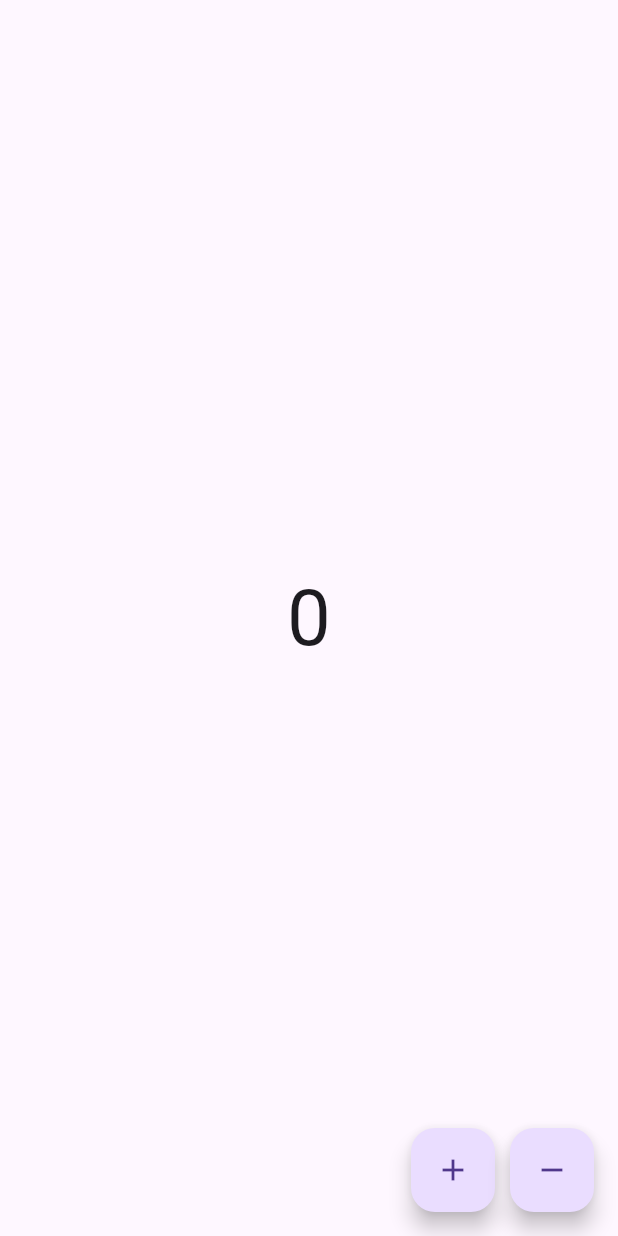
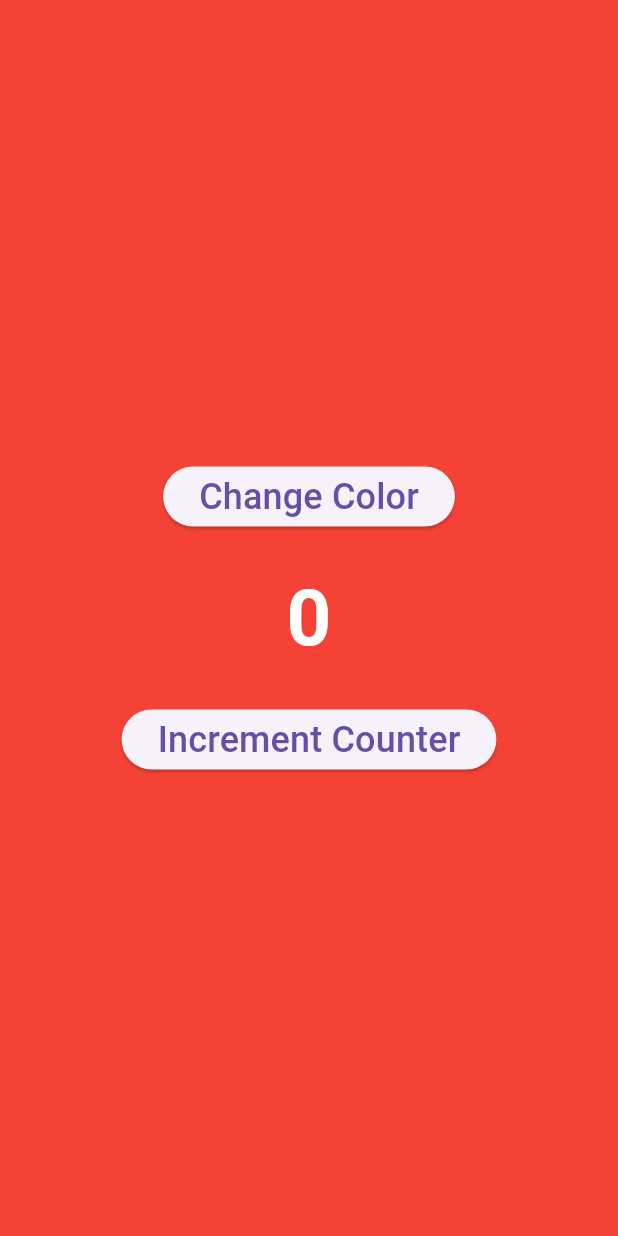
Before and after one commit to yhan0704/flutter_my_counter, a Flutter app: the screen it shows after launch, on a phone screen of 412 x 824 dp. Run offline on Flutter 3.47's test engine with Material 3 defaults, Android fonts, the phone set to English and light mode, and no system bars; our stand-ins replace bloc, equatable, flutter_bloc.

Commit message:
cubit to cubit StreamSubscription

```diff
--- /dev/null
+++ b/lib/cubits/color/color_cubit.dart
@@ -0,0 +1,21 @@
+import 'package:bloc/bloc.dart';
+import 'package:equatable/equatable.dart';
+import 'package:flutter/material.dart';
+
+part 'color_state.dart';
+
+class ColorCubit extends Cubit<ColorState> {
+  ColorCubit() : super(ColorState.initial());
+
+  void changeColor() {
+    if (state.color == Colors.red) {
+      emit(state.copyWith(color: Colors.green));
+    } else if (state.color == Colors.green) {
+      emit(state.copyWith(color: Colors.blue));
+    } else if (state.color == Colors.blue) {
+      emit(state.copyWith(color: Colors.black));
+    } else if (state.color == Colors.black) {
+      emit(state.copyWith(color: Colors.red));
+    }
+  }
+}
--- /dev/null
+++ b/lib/cubits/color/color_state.dart
@@ -0,0 +1,34 @@
+// ignore_for_file: public_member_api_docs, sort_constructors_first
+part of 'color_cubit.dart';
+
+class ColorState {
+  final Color color;
+  ColorState({
+    required this.color,
+  });
+
+  factory ColorState.initial() {
+    return ColorState(color: Colors.red);
+  }
+
+  @override
+  bool operator ==(covariant ColorState other) {
+    if (identical(this, other)) return true;
+
+    return other.color == color;
+  }
+
+  @override
+  int get hashCode => color.hashCode;
+
+  @override
+  String toString() => 'ColorState(color: $color)';
+
+  ColorState copyWith({
+    Color? color,
+  }) {
+    return ColorState(
+      color: color ?? this.color,
+    );
+  }
+}
--- a/lib/cubits/counter/counter_cubit.dart
+++ b/lib/cubits/counter/counter_cubit.dart
@@ -1,16 +1,38 @@
+import 'dart:async';
+
 import 'package:bloc/bloc.dart';
 import 'package:equatable/equatable.dart';
+import 'package:flutter/material.dart';
+import 'package:my_counter_cubit/cubits/color/color_cubit.dart';
 
 part 'counter_state.dart';
 
 class CounterCubit extends Cubit<CounterState> {
-  CounterCubit() : super(CounterState.initial());
-
-  void increment(){
-    emit(state.copyWith(counter: state.counter + 1));
+  int incrementSize = 1;
+  final ColorCubit colorCubit;
+  late final StreamSubscription colorSubscription;
+  CounterCubit({required this.colorCubit}) : super(CounterState.initial()) {
+    colorSubscription = colorCubit.stream.listen((ColorState colorState) {
+      if (colorState.color == Colors.red) {
+        incrementSize = 1;
+      } else if (colorState.color == Colors.green) {
+        incrementSize = 10;
+      } else if (colorState.color == Colors.blue) {
+        incrementSize = 100;
+      } else if (colorState.color == Colors.black) {
+        incrementSize = -100;
+      }
+      ;
+    });
   }
 
-  void decrement(){
-    emit(state.copyWith(counter: state.counter - 1));
+  void changeCounter() {
+    emit(state.copyWith(counter: state.counter + incrementSize));
+  }
+
+  @override
+  Future<void> close() {
+    colorSubscription.cancel();
+    return super.close();
   }
 }
--- a/lib/main.dart
+++ b/lib/main.dart
@@ -1,7 +1,7 @@
 import 'package:flutter/material.dart';
 import 'package:flutter_bloc/flutter_bloc.dart';
+import 'package:my_counter_cubit/cubits/color/color_cubit.dart';
 import 'package:my_counter_cubit/cubits/counter/counter_cubit.dart';
-import 'package:my_counter_cubit/other_page.dart';
 
 void main() {
   runApp(const MyApp());
@@ -12,10 +12,19 @@ class MyApp extends StatelessWidget {
 
   @override
   Widget build(BuildContext context) {
-    return BlocProvider<CounterCubit>(
-      create: (context) => CounterCubit(),
+    return MultiBlocProvider(
+      providers: [
+        BlocProvider<ColorCubit>(
+          create: (context) => ColorCubit(),
+        ),
+        BlocProvider<CounterCubit>(
+          create: (context) => CounterCubit(
+            colorCubit: context.read<ColorCubit>(),
+          ),
+        ),
+      ],
       child: MaterialApp(
-        title: 'My Counter Cubit',
+        title: 'cubit2cubit',
         debugShowCheckedModeBanner: false,
         theme: ThemeData(
           primarySwatch: Colors.blue,
@@ -29,81 +38,44 @@ class MyApp extends StatelessWidget {
 class MyHomePage extends StatelessWidget {
   const MyHomePage({Key? key}) : super(key: key);
 
-  void showCounterDialog(BuildContext context, int counter) {
-    print(context);
-    showDialog(
-      context: context,
-      builder: (context) {
-        return Container(
-          child: AlertDialog(
-            content: Text('counter is $counter'),
-            actions: [
-              TextButton(
-                onPressed: () {
-                  Navigator.of(context).pop();
-                },
-                child: Text('Cancel'),
-              ),
-            ],
-          ),
-        );
-      },
-    );
-  }
-
-  void navigateToOtherPage(BuildContext context) {
-    print(context);
-    Navigator.push(
-      context,
-      MaterialPageRoute(
-        builder: (context) {
-          return OtherPage();
-        },
-      ),
-    );
-  }
-
   @override
   Widget build(BuildContext context) {
     return Scaffold(
-      body: BlocConsumer<CounterCubit, CounterState>(
-        listener: (context, state) {
-          if (state.counter == 3) {
-            showCounterDialog(context, state.counter);
-          } else if (state.counter == -1) {
-            navigateToOtherPage(context);
-          }
-        },
-        builder: (context, state) {
-          return Center(
-            child: Text(
-              '${state.counter}',
-              style: TextStyle(fontSize: 52.0),
+      backgroundColor: context.watch<ColorCubit>().state.color,
+      body: Center(
+        child: Column(
+          mainAxisAlignment: MainAxisAlignment.center,
+          children: [
+            ElevatedButton(
+              child: Text(
+                'Change Color',
+                style: TextStyle(fontSize: 24.0),
+              ),
+              onPressed: () {
+                context.read<ColorCubit>().changeColor();
+              },
             ),
-          );
-        },
-      ),
-      floatingActionButton: Row(
-        mainAxisAlignment: MainAxisAlignment.end,
-        children: [
-          FloatingActionButton(
-            onPressed: () {
-              // BlocProvider.of<CounterCubit>(context).increment();
-              context.read<CounterCubit>().increment();
-            },
-            child: Icon(Icons.add),
-            heroTag: 'increment',
-          ),
-          SizedBox(width: 10.0),
-          FloatingActionButton(
-            onPressed: () {
-              // BlocProvider.of<CounterCubit>(context).decrement();
-              context.watch<CounterCubit>().decrement();
-            },
-            child: Icon(Icons.remove),
-            heroTag: 'decrement',
-          ),
-        ],
+            SizedBox(height: 20.0),
+            Text(
+              '${context.watch<CounterCubit>().state.counter}',
+              style: TextStyle(
+                fontSize: 52.0,
+                fontWeight: FontWeight.bold,
+                color: Colors.white,
+              ),
+            ),
+            SizedBox(height: 20.0),
+            ElevatedButton(
+              child: Text(
+                'Increment Counter',
+                style: TextStyle(fontSize: 24.0),
+              ),
+              onPressed: () {
+                context.read<CounterCubit>().changeCounter();
+              },
+            ),
+          ],
+        ),
       ),
     );
   }
```
Also changed, not shown: lib/cubits/counter/counter_state.dart (+3 -5 lines), lib/other_page.dart (deleted, +0 -20 lines).
